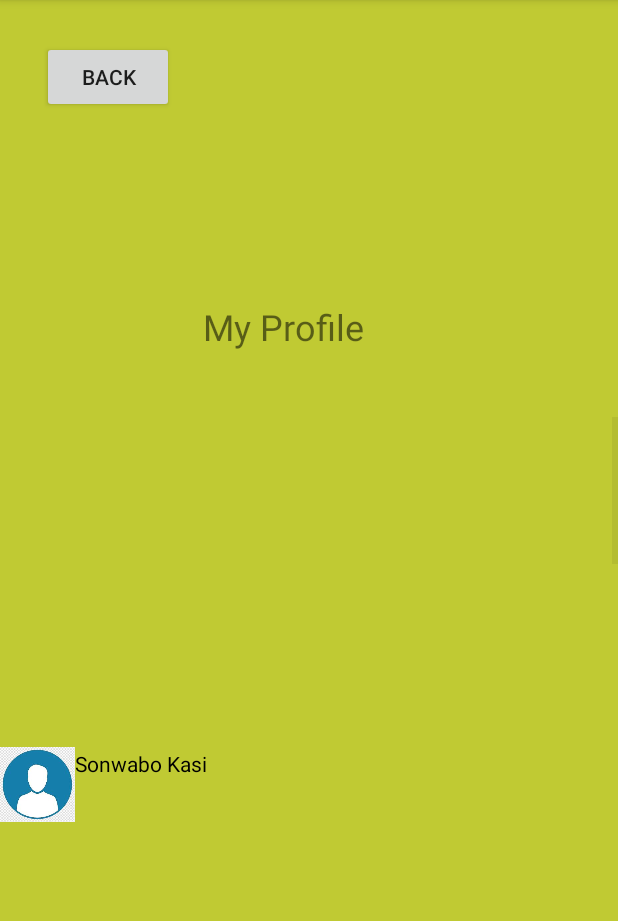
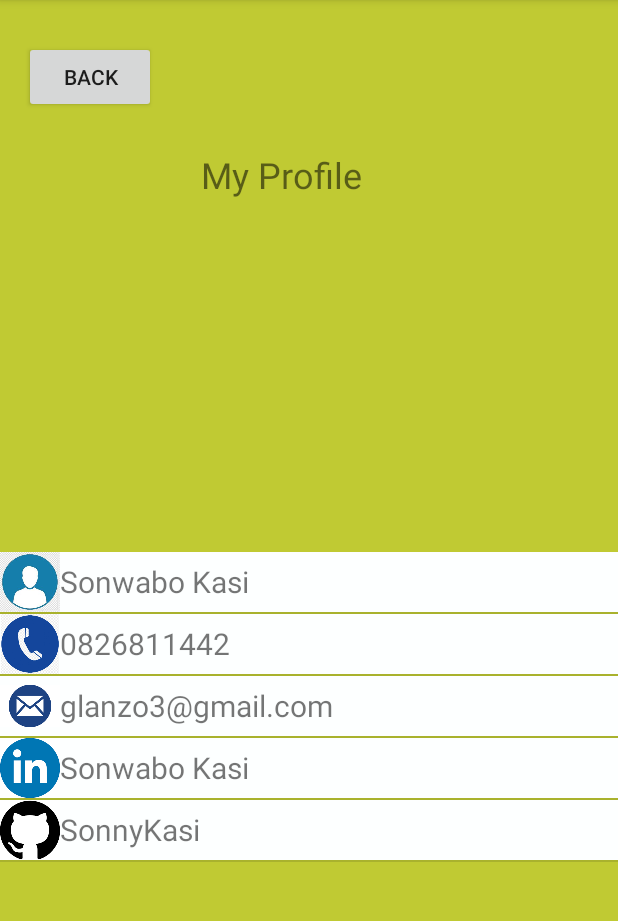
Before and after one commit to SonnyKasi/SonwaboDevSpace, an Android app: the FirthActivity screen opened directly, with no data from a screen before it, on a phone screen of 412 x 824 dp, the part 84-1005 px from its top. Run offline under Robolectric (Android 15) with nearby library versions, the phone set to English and light mode, and no system bars.

Commit message:
Created adapter and listView.Set Background colors...inserted image

```diff
--- a/app/src/main/java/za/cput/ict3/sonwabodevspace/MainActivity.java
+++ b/app/src/main/java/za/cput/ict3/sonwabodevspace/MainActivity.java
@@ -27,10 +27,10 @@ public class MainActivity extends AppCompatActivity {
         //final String message = getIntent().getStringExtra("KEY");
         //EditText editText = findViewById(R.id.editText1);
        // editText.setText(message);
-        Intent intent = new Intent(this, SecondActivity.class);
-        final EditText editText = (EditText) findViewById(R.id.editText1);
+        Intent sendName = new Intent(MainActivity.this, SecondActivity.class);
+        EditText editText = (EditText) findViewById(R.id.editText1);
         String message = editText.getText().toString();
-        intent.putExtra(EXTRA_MESSAGE,message);
+        sendName.putExtra("EXTRA_MESSAGE",message);
         //startActivity(intent);
 
         final Button button = findViewById(R.id.buttonNext);
--- a/app/src/main/java/za/cput/ict3/sonwabodevspace/SecondActivity.java
+++ b/app/src/main/java/za/cput/ict3/sonwabodevspace/SecondActivity.java
@@ -30,7 +30,7 @@ public class SecondActivity extends AppCompatActivity{
 
         Intent intent = getIntent();
         String message = intent.getStringExtra(EXTRA_MESSAGE);
-        EXTRA_MESSAGE = message;
+        //EXTRA_MESSAGE = message;
 
         textView1 = findViewById(R.id.textView4);
         textView1.setText("Greetings ");
--- a/app/src/main/res/layout/activity_firth.xml
+++ b/app/src/main/res/layout/activity_firth.xml
@@ -12,8 +12,8 @@
         android:id="@+id/buttonBack3"
         android:layout_width="wrap_content"
         android:layout_height="wrap_content"
-        android:layout_marginStart="28dp"
-        android:layout_marginLeft="28dp"
+        android:layout_marginStart="16dp"
+        android:layout_marginLeft="16dp"
         android:layout_marginTop="27dp"
         android:text="BACK"
         app:layout_constraintStart_toStartOf="parent"
@@ -23,23 +23,27 @@
         android:id="@+id/textViewProfile"
         android:layout_width="wrap_content"
         android:layout_height="wrap_content"
+        android:layout_marginStart="134dp"
+        android:layout_marginLeft="134dp"
+        android:layout_marginTop="100dp"
         android:layout_marginEnd="169dp"
         android:layout_marginRight="169dp"
-        android:layout_marginBottom="44dp"
         android:text="My Profile"
         android:textSize="24sp"
-        app:layout_constraintBottom_toTopOf="@+id/listView2"
-        app:layout_constraintEnd_toEndOf="parent" />
+        app:layout_constraintEnd_toEndOf="parent"
+        app:layout_constraintHorizontal_bias="0.0"
+        app:layout_constraintStart_toStartOf="parent"
+        app:layout_constraintTop_toTopOf="parent" />
 
     <ListView
         android:id="@+id/listView2"
         android:layout_width="match_parent"
-        android:layout_height="490dp"
+        android:layout_height="400dp"
         android:footerDividersEnabled="true"
         android:headerDividersEnabled="true"
         app:layout_constraintBottom_toBottomOf="parent"
         app:layout_constraintEnd_toEndOf="parent"
-        app:layout_constraintHorizontal_bias="0.0"
+        app:layout_constraintHorizontal_bias="1.0"
         app:layout_constraintStart_toStartOf="parent"
         app:layout_constraintTop_toTopOf="parent"
         app:layout_constraintVertical_bias="1.0">
--- a/app/src/main/res/layout/activity_list_view.xml
+++ b/app/src/main/res/layout/activity_list_view.xml
@@ -1,36 +1,29 @@
 <?xml version="1.0" encoding="utf-8"?>
-<androidx.constraintlayout.widget.ConstraintLayout xmlns:android="http://schemas.android.com/apk/res/android"
+<LinearLayout xmlns:android="http://schemas.android.com/apk/res/android"
     xmlns:app="http://schemas.android.com/apk/res-auto"
     xmlns:tools="http://schemas.android.com/tools"
     android:layout_width="match_parent"
     android:layout_height="match_parent"
+    android:background="#FDFFFF"
+    android:orientation="horizontal"
+
     tools:context=".ListViewActivity">
-
-    <LinearLayout
-        android:layout_width="match_parent"
-        android:layout_height="490dp"
-        android:layout_marginBottom="3dp"
-        android:orientation="horizontal"
-        app:layout_constraintBottom_toBottomOf="parent"
-        app:layout_constraintEnd_toEndOf="parent"
-        app:layout_constraintStart_toStartOf="parent">
 
     <ImageView
         android:id="@+id/imageView2"
-            android:layout_width="50dp"
-            android:layout_height="50dp"
+        android:layout_width="40dp"
+        android:layout_height="40dp"
         android:layout_gravity="center"
-            app:srcCompat="@drawable/email" />
+         />
 
     <TextView
         android:id="@+id/textView7"
         android:layout_width="wrap_content"
-            android:layout_height="47dp"
+        android:layout_height="wrap_content"
         android:layout_gravity="center"
+
+
         android:text="TextView"
-            android:textColor="@color/design_default_color_on_secondary" />
+        android:textSize="20dp" />
 
 </LinearLayout>
-
-
-</androidx.constraintlayout.widget.ConstraintLayout>
--- a/app/src/main/res/layout/activity_second.xml
+++ b/app/src/main/res/layout/activity_second.xml
@@ -15,7 +15,7 @@
         android:layout_marginEnd="272dp"
         android:layout_marginRight="272dp"
         android:text="Greetings"
-        android:textColor="@color/design_default_color_on_secondary"
+        android:textColor="@color/common_google_signin_btn_text_dark"
         android:textSize="24sp"
         app:layout_constraintBottom_toTopOf="@+id/textView5"
         app:layout_constraintEnd_toEndOf="parent" />
@@ -28,7 +28,7 @@
         android:layout_marginRight="152dp"
         android:layout_marginBottom="92dp"
         android:text="Welcome to my code space."
-        android:textColor="@color/design_default_color_on_secondary"
+        android:textColor="@color/common_google_signin_btn_text_dark"
         android:textSize="18sp"
         app:layout_constraintBottom_toTopOf="@+id/buttonHome"
         app:layout_constraintEnd_toEndOf="parent" />
```
Also changed, not shown: app/src/main/java/za/cput/ict3/sonwabodevspace/FirthActivity.java (+5 -12 lines), app/src/main/res/layout/activity_third.xml (+4 -4 lines). Lines whose indentation alone changed are shown as unchanged.
